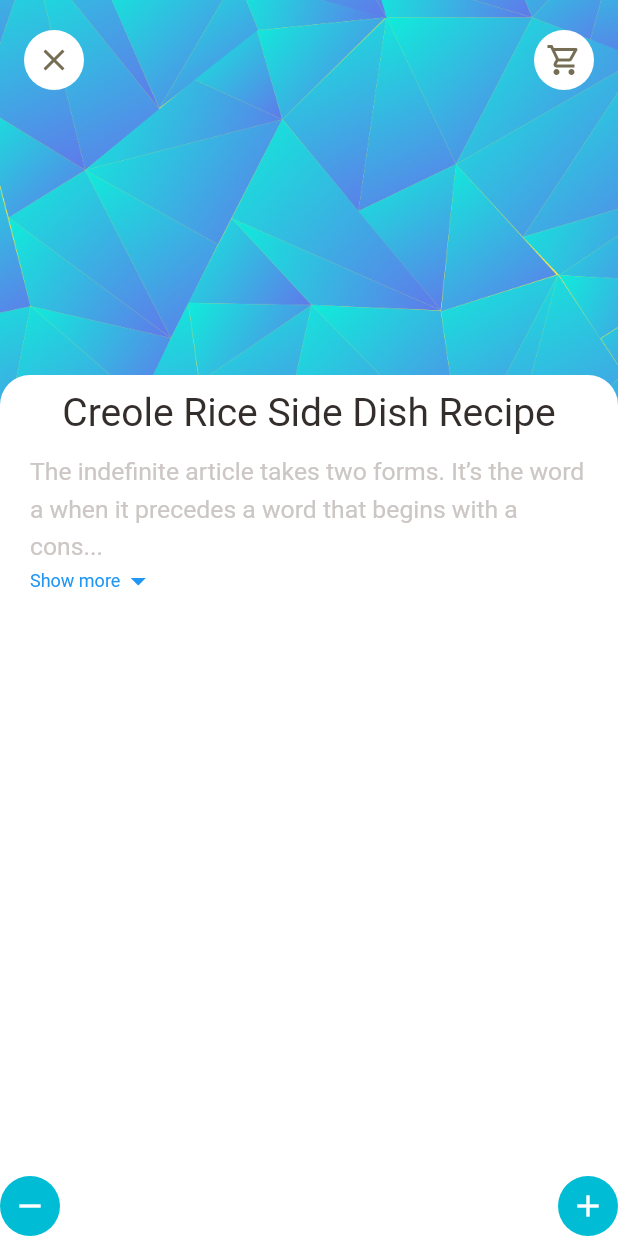
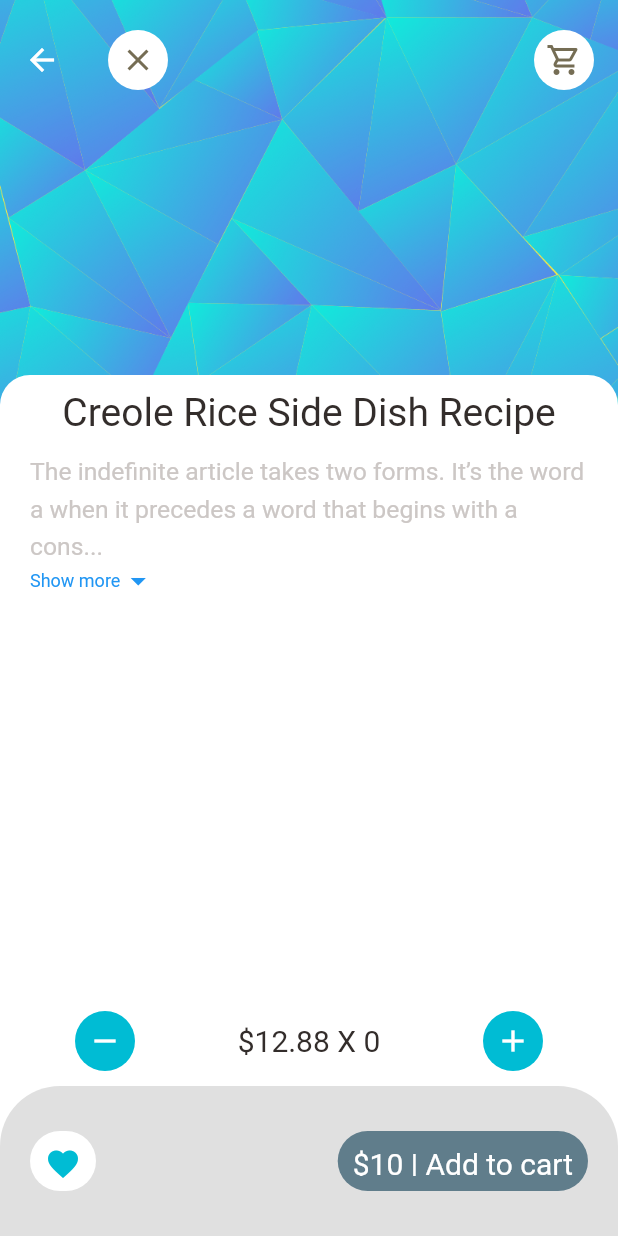
Before and after one commit to imranhosennirob/flutter_food_delivery, a Flutter app: the RecommendedFoodDetail screen opened directly, on a phone screen of 412 x 824 dp. Run offline on Flutter 3.47's test engine with Material 2 defaults, Android fonts, the phone set to English and light mode, and no system bars.

Commit message:
added main_food_page

```diff
--- a/lib/main.dart
+++ b/lib/main.dart
@@ -1,5 +1,6 @@
 import 'package:flutter/foundation.dart';
 import 'package:flutter/material.dart';
+import 'package:food_delivery/screens/food/main_food_page.dart';
 import 'package:food_delivery/screens/food/popular_food_detail.dart';
 import 'package:food_delivery/screens/food/recommended_food_detail.dart';
 import 'package:food_delivery/utils/dimensions.dart';
@@ -24,7 +25,7 @@ class _demoState extends State<demo> {
       theme: ThemeData(
         primarySwatch: Colors.blue,
       ),
-      home: RecommendedFoodDetail(),
+      home: MainFoodPage(),
     );
   }
 }
--- a/lib/screens/food/recommended_food_detail.dart
+++ b/lib/screens/food/recommended_food_detail.dart
@@ -72,7 +72,14 @@ class _RecommendedFoodDetailState extends State<RecommendedFoodDetail> {
       bottomNavigationBar: Column(
         mainAxisSize: MainAxisSize.min,
         children: [
-          Row(
+          Container(
+            padding: EdgeInsets.only(
+              left: 50,
+              right: 50,
+              top: 10,
+              bottom: 10,
+            ),
+            child: Row(
               mainAxisAlignment: MainAxisAlignment.spaceBetween,
               children: [
                 AppIcon(
@@ -81,13 +88,51 @@ class _RecommendedFoodDetailState extends State<RecommendedFoodDetail> {
                   iconBgColor: Colors.cyan,
                   icon: Icons.remove,
                 ),
+                BigText(text: "\$12.88"+" X "+"0"),
                 AppIcon(
                     iconSize: 24,
                     iconColor: Colors.white,
                     iconBgColor: Colors.cyan,
                     icon: Icons.add),
               ],
-          )
+            ),
+          ),
+          Container(
+            height: 100,
+            padding: EdgeInsets.only(top: 30, bottom: 30, left: 20, right: 20),
+            decoration: BoxDecoration(
+                borderRadius: BorderRadius.only(
+                  topLeft: Radius.circular(40),
+                  topRight: Radius.circular(40),
+                ),
+                color: Colors.black12),
+            child: Row(
+              mainAxisAlignment: MainAxisAlignment.spaceBetween,
+              children: [
+                Container(
+                  padding: EdgeInsets.all(10),
+                  decoration: BoxDecoration(
+                    borderRadius: BorderRadius.circular(20),
+                    color: Colors.white,
+                  ),
+                  child: Icon(
+                    Icons.favorite,
+                    color: Colors.cyan,
+                  ),
+                ),
+                Container(
+                  padding: EdgeInsets.all(10),
+                  child: BigText(
+                    text: '\$10 | Add to cart',
+                    color: Colors.white,
+                  ),
+                  decoration: BoxDecoration(
+                      borderRadius: BorderRadius.circular(20),
+                      color: Colors.blueGrey),
+                ),
+              ],
+            ),
+          ),
         ],
       ),
     );
```
Also changed, not shown: lib/screens/food/food_page_body.dart (added, +20 -0 lines), lib/screens/food/main_food_page.dart (added, +52 -0 lines), lib/utils/app_colors.dart (added, +7 -0 lines), 3 other files. Lines whose indentation alone changed are shown as unchanged.
